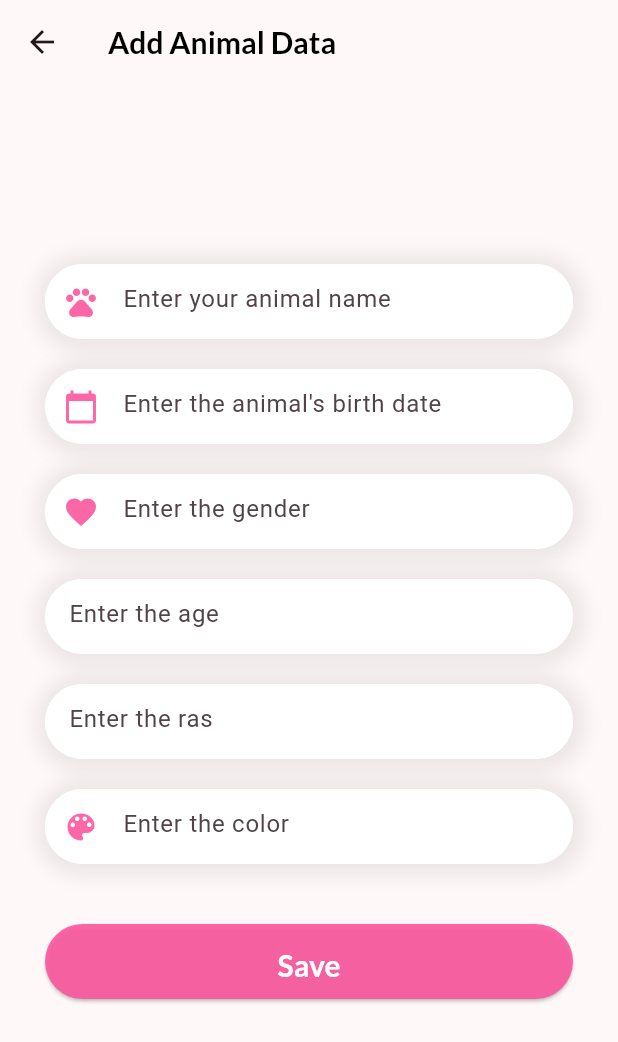
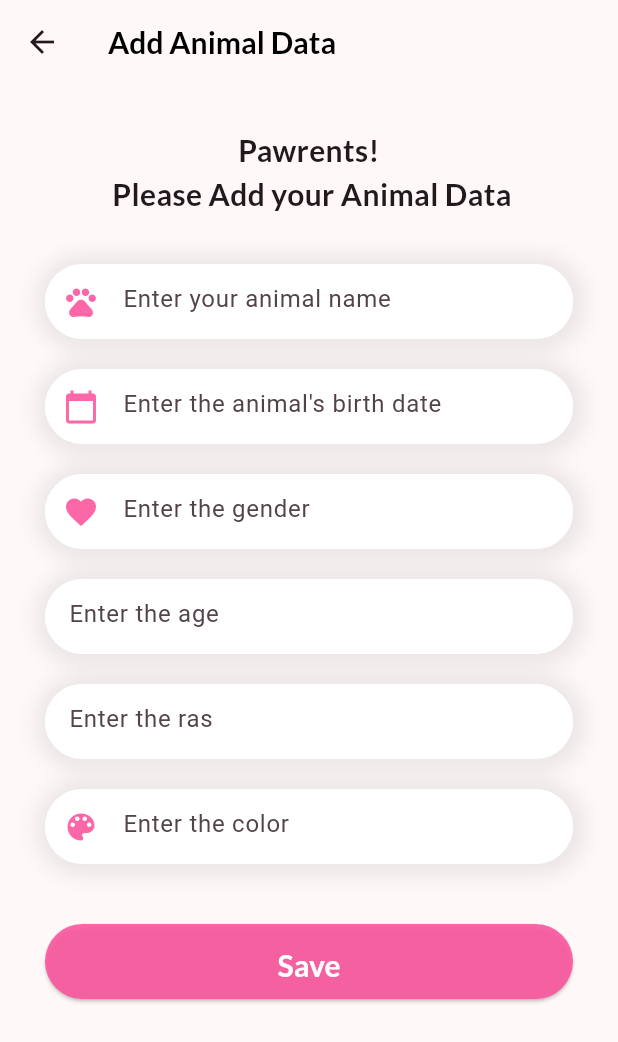
Before and after one commit to Tiarasekarsini/067_AloAnimal, a Flutter app: the AddAnimal screen opened directly, on a phone screen of 412 x 824 dp. Shown: the top 1042 px of the screen. Run offline on Flutter 3.47's test engine with Material 2 defaults, Android fonts, the light colour scheme and no system bars; our stand-ins replace cloud_firestore, firebase_core, fluttertoast, google_fonts, smooth_page_indicator; accounts and stored records are empty.

```diff
--- a/lib/view/animaldata/add_animal.dart
+++ b/lib/view/animaldata/add_animal.dart
@@ -38,6 +38,16 @@ class _AddAnimalState extends State<AddAnimal> {
           key: formkey,
           child: Stack(
             children: [
+              Container(
+                margin: const EdgeInsets.only(top: 10, left: 10, right: 10),
+                alignment: Alignment.center,
+                child: Text(
+                  'Pawrents! \n Please Add your Animal Data',
+                  style: GoogleFonts.lato(
+                      fontSize: 20, fontWeight: FontWeight.bold),
+                  textAlign: TextAlign.center,
+                ),
+              ),
               Container(
                   height: 50,
                   margin: const EdgeInsets.only(top: 100, left: 10, right: 10),
```
Also changed, not shown: lib/view/animaldata/animaldata.dart (+8 -7 lines).
